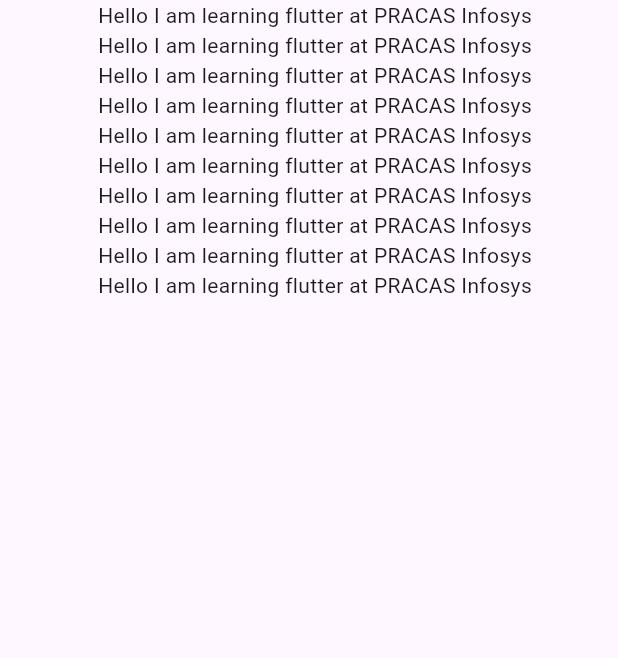
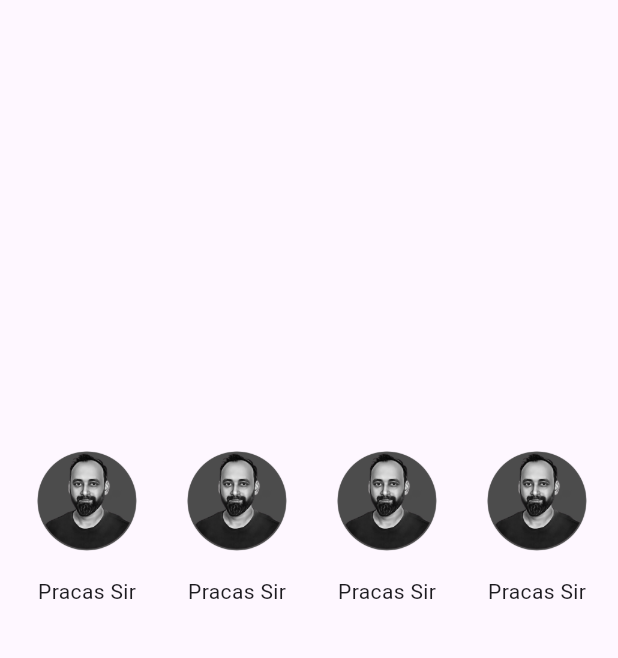
Before and after one commit to Indeshsingh/flutter_intern, a Flutter app: the screen it shows after launch, on a phone screen of 412 x 824 dp, the part 84-742 px from its top. Run offline on Flutter 3.47's test engine with Material 3 defaults, Android fonts, the phone set to English and light mode, and no system bars.

Commit message:
added listview.builder and gridview builder and navigate into other screen

```diff
--- a/lib/appbar_screen.dart
+++ b/lib/appbar_screen.dart
@@ -1,4 +1,5 @@
 import 'package:flutter/material.dart';
+import 'package:flutter_intern/gridviewbuilder_screen.dart';
 
 class AppbarScreen extends StatelessWidget {
   const AppbarScreen({super.key});
@@ -23,21 +24,9 @@ class AppbarScreen extends StatelessWidget {
       body: const Center(
         child: Padding(
           padding: EdgeInsets.only(left: 8.0),
-          child: Column(
-            // children: [Expanded(child: GridviewBuilder())],
-            // children: [Expanded(child: ListviewBuilder())],
-            children: [
-              Text("Hello I am learning flutter at PRACAS Infosys"),
-              Text("Hello I am learning flutter at PRACAS Infosys"),
-              Text("Hello I am learning flutter at PRACAS Infosys"),
-              Text("Hello I am learning flutter at PRACAS Infosys"),
-              Text("Hello I am learning flutter at PRACAS Infosys"),
-              Text("Hello I am learning flutter at PRACAS Infosys"),
-              Text("Hello I am learning flutter at PRACAS Infosys"),
-              Text("Hello I am learning flutter at PRACAS Infosys"),
-              Text("Hello I am learning flutter at PRACAS Infosys"),
-              Text("Hello I am learning flutter at PRACAS Infosys"),
-            ],
+          child: Row(
+            mainAxisAlignment: MainAxisAlignment.start,
+            children: [Expanded(child: ListviewBuilder())],
           ),
         ),
       ),
@@ -50,13 +39,34 @@ class ListviewBuilder extends StatelessWidget {
 
   @override
   Widget build(BuildContext context) {
-    return ListView.builder(
-      itemCount: 10,
-      itemBuilder: (BuildContext context, int index) {
-        return const ListTile(
-          title: Text('Hello I am learning flutter at PRACAS Infosys'),
-        );
-      },
+    return SizedBox(
+      height: 200,
+      child: ListView.builder(
+        scrollDirection: Axis.horizontal,
+        itemCount: 10,
+        itemBuilder: (BuildContext context, int index) {
+          return InkWell(
+            onTap: () {
+              Navigator.push(
+                  context,
+                  MaterialPageRoute(
+                      builder: (context) => const GridviewbuilderScreen()));
+            },
+            child: SizedBox(
+              width: 100,
+              child: Column(
+                mainAxisAlignment: MainAxisAlignment.start,
+                children: [
+                  Image.asset('assets/pracas.png'),
+                  const Text(
+                    'Pracas Sir',
+                  ),
+                ],
+              ),
+            ),
+          );
+        },
+      ),
     );
   }
 }
```
Also changed, not shown: lib/gridviewbuilder_screen.dart (added, +41 -0 lines).
